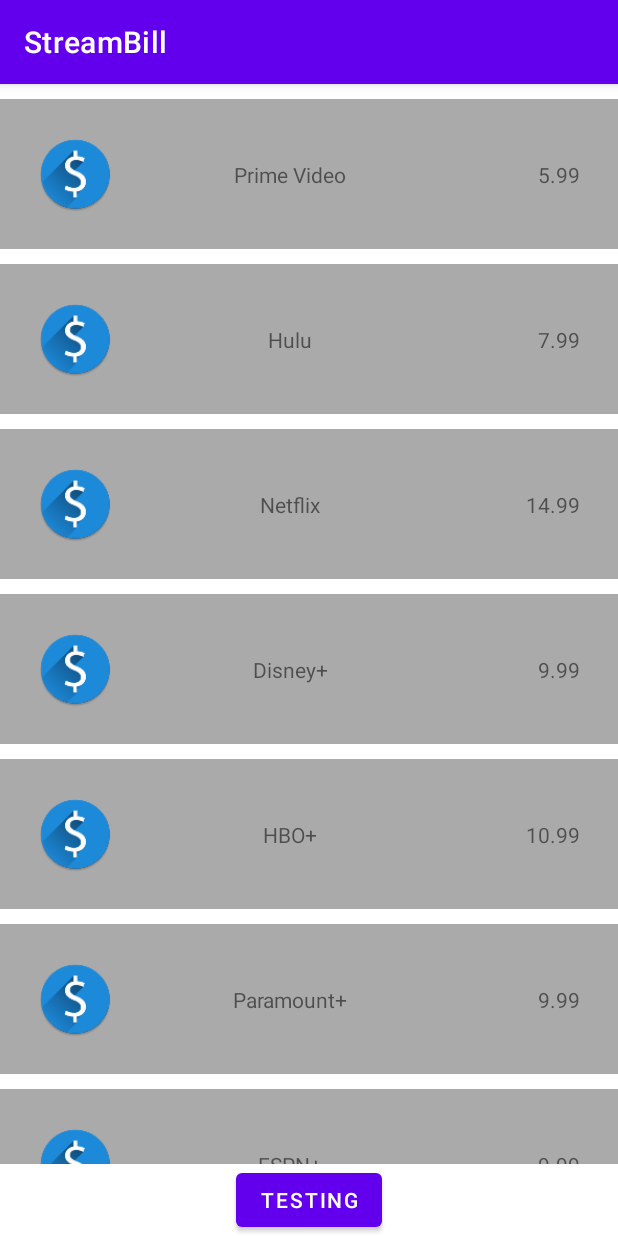
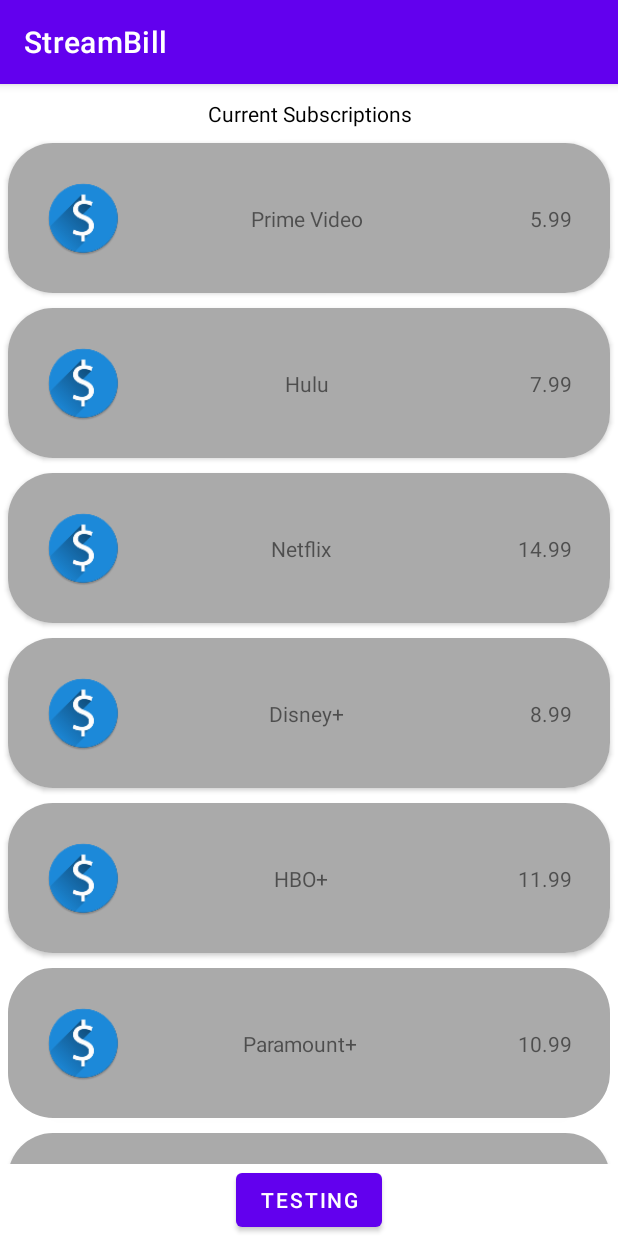
Before and after one commit to AlexLecusay/ShellHacks2022, an Android app: the screen it shows after launch (MainActivity), on a phone screen of 412 x 824 dp. Run offline under Robolectric (Android 15) with nearby library versions, the phone set to English and light mode, and no system bars.

Commit message:
Mostly Design changed to the RecyclerView

```diff
--- a/StreamBill/app/build.gradle
+++ b/StreamBill/app/build.gradle
@@ -41,4 +41,7 @@ dependencies {
     androidTestImplementation 'androidx.test.ext:junit:1.1.3'
     androidTestImplementation 'androidx.test.espresso:espresso-core:3.4.0'
     implementation 'androidx.recyclerview:recyclerview:1.2.1'
+    implementation 'androidx.legacy:legacy-support-v4:1.0.0'
+    //noinspection GradleCompatible
+    implementation 'com.android.support:cardview-v7:23.1.1'
 }
--- a/StreamBill/app/src/main/java/com/example/streambill/MainActivity.kt
+++ b/StreamBill/app/src/main/java/com/example/streambill/MainActivity.kt
@@ -1,7 +1,6 @@
 package com.example.streambill
 
 import android.content.Intent
-import android.graphics.drawable.Drawable
 import android.os.Bundle
 import android.widget.Button
 import androidx.appcompat.app.AppCompatActivity
@@ -17,11 +16,14 @@ class MainActivity : AppCompatActivity() {
         StreamingServiceInfo("Prime Video", "5.99"),
         StreamingServiceInfo("Hulu", "7.99"),
         StreamingServiceInfo("Netflix", "14.99"),
-        StreamingServiceInfo("Disney+", "9.99"),
-        StreamingServiceInfo("HBO+", "10.99"),
-        StreamingServiceInfo("Paramount+", "9.99"),
-        StreamingServiceInfo("ESPN+", "9.99")
-    )
+        StreamingServiceInfo("Disney+", "8.99"),
+        StreamingServiceInfo("HBO+", "11.99"),
+        StreamingServiceInfo("Paramount+", "10.99"),
+        StreamingServiceInfo("ESPN+", "9.99"),
+        StreamingServiceInfo("Crunchy Roll", "9.99"),
+        StreamingServiceInfo("DropBox", "3.99"),
+        StreamingServiceInfo("AppleTV", "9.99"),
+        )
 
     override fun onCreate(savedInstanceState : Bundle?) {
         super.onCreate(savedInstanceState)
--- a/StreamBill/app/src/main/java/com/example/streambill/RecyclerListAdapter.kt
+++ b/StreamBill/app/src/main/java/com/example/streambill/RecyclerListAdapter.kt
@@ -1,6 +1,5 @@
 package com.example.streambill
 
-import android.graphics.drawable.Drawable
 import android.view.LayoutInflater
 import android.view.View
 import android.view.ViewGroup
--- a/StreamBill/app/src/main/res/layout/activity_main.xml
+++ b/StreamBill/app/src/main/res/layout/activity_main.xml
@@ -5,7 +5,18 @@
     android:layout_width="match_parent"
     android:layout_height="match_parent"
     tools:context=".MainActivity">
-
+    <TextView
+        android:id="@+id/main_header"
+        android:layout_width="match_parent"
+        android:layout_height="wrap_content"
+        android:text="@string/app_header"
+        android:textColor="@color/black"
+        android:textAlignment="center"
+        android:layout_marginTop="10dp"
+        app:layout_constraintBottom_toTopOf="@+id/main_recycler_view"
+        app:layout_constraintEnd_toEndOf="parent"
+        app:layout_constraintStart_toStartOf="parent"
+        app:layout_constraintTop_toTopOf="parent"/>
     <androidx.recyclerview.widget.RecyclerView
         android:id="@+id/main_recycler_view"
         android:layout_width="match_parent"
@@ -13,7 +24,7 @@
         app:layout_constraintBottom_toTopOf="@+id/main_button_id"
         app:layout_constraintEnd_toEndOf="parent"
         app:layout_constraintStart_toStartOf="parent"
-        app:layout_constraintTop_toTopOf="parent" />
+        app:layout_constraintTop_toBottomOf="@id/main_header" />
     <Button
         android:id="@+id/main_button_id"
         android:layout_width="wrap_content"
@@ -22,5 +33,4 @@
         app:layout_constraintBottom_toBottomOf="parent"
         app:layout_constraintEnd_toEndOf="parent"
         app:layout_constraintStart_toStartOf="parent"/>
-
 </androidx.constraintlayout.widget.ConstraintLayout>
--- a/StreamBill/app/src/main/res/layout/activity_main_recyclerview.xml
+++ b/StreamBill/app/src/main/res/layout/activity_main_recyclerview.xml
@@ -1,10 +1,17 @@
 <?xml version="1.0" encoding="utf-8"?>
-<androidx.constraintlayout.widget.ConstraintLayout xmlns:android="http://schemas.android.com/apk/res/android"
+
+<androidx.cardview.widget.CardView xmlns:android="http://schemas.android.com/apk/res/android"
     xmlns:app="http://schemas.android.com/apk/res-auto"
     android:layout_width="match_parent"
     android:layout_height="100dp"
     android:layout_marginTop="10dp"
-    android:background="@android:color/darker_gray">
+    android:layout_marginStart="5dp"
+    android:layout_marginEnd="5dp"
+    app:cardCornerRadius="30dp">
+    <androidx.constraintlayout.widget.ConstraintLayout
+        android:layout_width="match_parent"
+        android:layout_height="match_parent"
+        android:background="@android:color/darker_gray">
     <ImageView
         android:id="@+id/serviceImage"
         android:src="@mipmap/ic_launcher_round"
@@ -21,9 +28,9 @@
         android:layout_width="wrap_content"
         android:layout_height="wrap_content"
         android:layout_marginEnd="25dp"
-        app:layout_constraintStart_toStartOf="parent"
+        app:layout_constraintStart_toEndOf="@id/serviceImage"
         app:layout_constraintBottom_toBottomOf="parent"
-        app:layout_constraintEnd_toEndOf="parent"
+        app:layout_constraintEnd_toStartOf="@id/serviceCost"
         app:layout_constraintTop_toTopOf="parent" />
     <TextView
         android:id="@+id/serviceCost"
@@ -34,4 +41,5 @@
         app:layout_constraintBottom_toBottomOf="parent"
         app:layout_constraintEnd_toEndOf="parent"
         app:layout_constraintTop_toTopOf="parent" />
-</androidx.constraintlayout.widget.ConstraintLayout>
+    </androidx.constraintlayout.widget.ConstraintLayout>
+</androidx.cardview.widget.CardView>
--- a/StreamBill/app/src/main/res/layout/activity_streaming_services.xml
+++ b/StreamBill/app/src/main/res/layout/activity_streaming_services.xml
@@ -5,7 +5,6 @@
     android:layout_width="match_parent"
     android:layout_height="match_parent"
     tools:context=".MainActivity">
-
     <TextView
         android:layout_width="wrap_content"
         android:layout_height="wrap_content"
@@ -15,5 +14,4 @@
         app:layout_constraintEnd_toEndOf="parent"
         app:layout_constraintStart_toStartOf="parent"
         app:layout_constraintTop_toTopOf="parent" />
-
 </androidx.constraintlayout.widget.ConstraintLayout>
--- a/StreamBill/app/src/main/res/values/strings.xml
+++ b/StreamBill/app/src/main/res/values/strings.xml
@@ -1,5 +1,6 @@
 <resources>
     <string name="app_name">StreamBill</string>
+    <string name="app_header">Current Subscriptions</string>
     <string name="placeholder">PLACEHOLDER</string>
     <string name="img_content_description">Streaming Service Company Logo</string>
 </resources>
```
